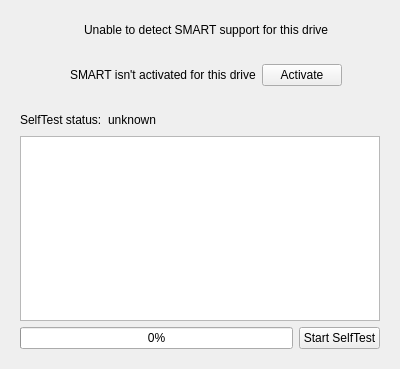
First picture: the form in app/drivepanel.ui, repository papylhomme/diskmonitor, before the edit.
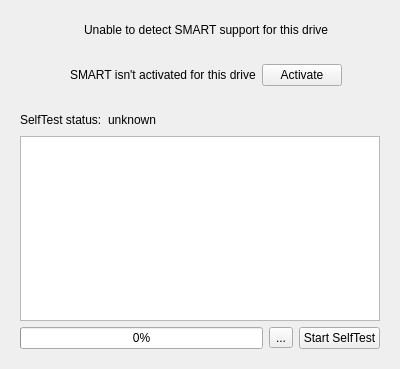
Second picture: the form after the edit. Icons and pictures are not drawn.

Commit message: Add ability to cancel current test/scrub for drive and raid

The edit to the form file:
```diff
--- a/app/drivepanel.ui
+++ b/app/drivepanel.ui
@@ -167,6 +167,18 @@
           </property>
          </widget>
         </item>
+        <item>
+         <widget class="QToolButton" name="cancelSelfTestButton">
+          <property name="text">
+           <string>...</string>
+          </property>
+          <property name="icon">
+           <iconset theme="dialog-cancel">
+            <normaloff/>
+           </iconset>
+          </property>
+         </widget>
+        </item>
         <item>
          <widget class="QPushButton" name="startSelfTestButton">
           <property name="text">
```
The commit also changes 7 other files.
